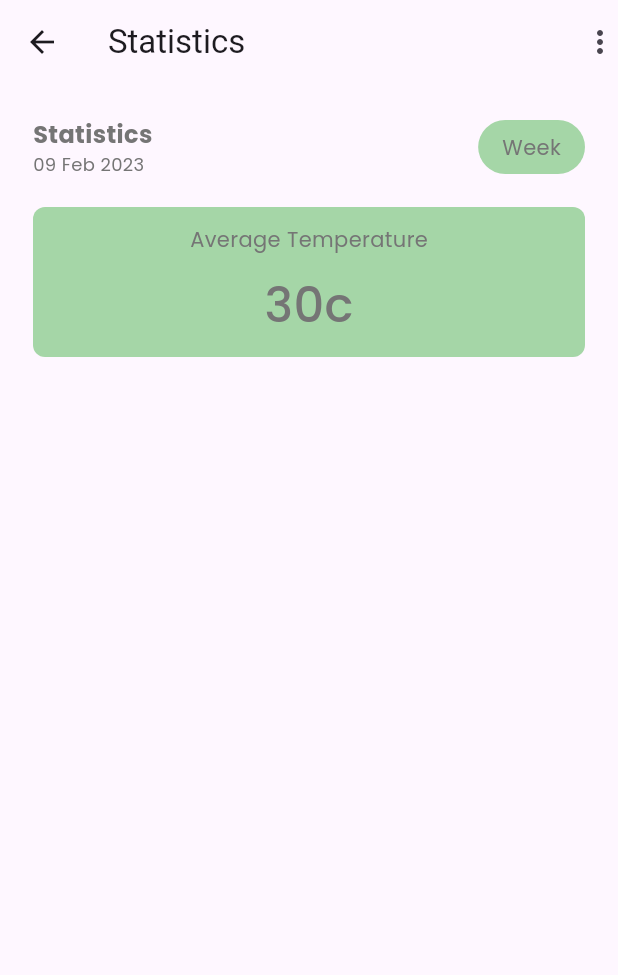
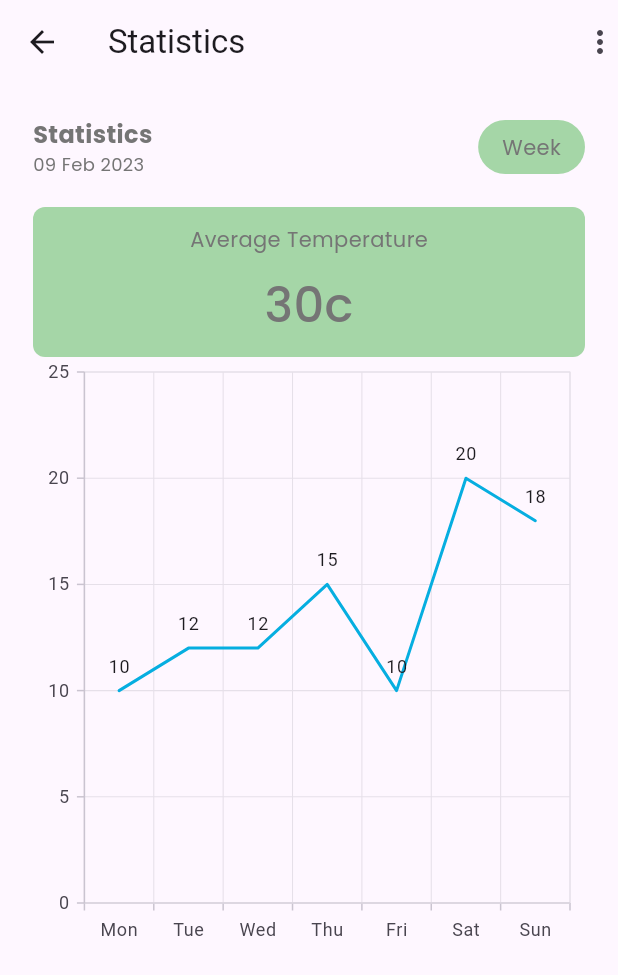
Before and after one commit to donald-88/smart-farm-app, a Flutter app: the screen it shows after launch, on a phone screen of 412 x 824 dp. Shown: the top 975 px of the screen. Run offline on Flutter 3.47's test engine with Material 2 defaults, Android fonts, the phone set to English and light mode, and no system bars; our stand-ins replace dio, google_fonts, syncfusion_flutter_charts.

Commit message:
added chart

```diff
--- a/smart_farm/lib/pages/statistics.dart
+++ b/smart_farm/lib/pages/statistics.dart
@@ -1,5 +1,6 @@
 import 'package:flutter/material.dart';
 import 'package:google_fonts/google_fonts.dart';
+import 'package:syncfusion_flutter_charts/charts.dart';
 
 class Statistics extends StatelessWidget {
   const Statistics({super.key});
@@ -62,13 +63,42 @@ class Statistics extends StatelessWidget {
                         "30c",
                         style: GoogleFonts.poppins(
                             fontSize: 32, fontWeight: FontWeight.w500),
-                      )
+                      ),
                     ],
                   ),
-                ))
+                )),
+            SizedBox(
+              height: 400,
+              width: width,
+              child: SfCartesianChart(
+                primaryXAxis: CategoryAxis(),
+                series: <LineSeries<TemperatureData, String>>[
+                  LineSeries<TemperatureData, String>(
+                      dataSource: <TemperatureData>[
+                        TemperatureData(day: 'Mon', temp: 10),
+                        TemperatureData(day: 'Tue', temp: 12),
+                        TemperatureData(day: 'Wed', temp: 12),
+                        TemperatureData(day: 'Thu', temp: 15),
+                        TemperatureData(day: 'Fri', temp: 10),
+                        TemperatureData(day: 'Sat', temp: 20),
+                        TemperatureData(day: 'Sun', temp: 18),
+                      ],
+                      xValueMapper: (TemperatureData temp, _) => temp.day,
+                      yValueMapper: (TemperatureData temp, _) => temp.temp,
+                      dataLabelSettings:
+                          const DataLabelSettings(isVisible: true)),
+                ],
+              ),
+            )
           ],
         ),
       ),
     );
   }
 }
+
+class TemperatureData {
+  TemperatureData({required this.day, required this.temp});
+  final String day;
+  final double temp;
+}
```
